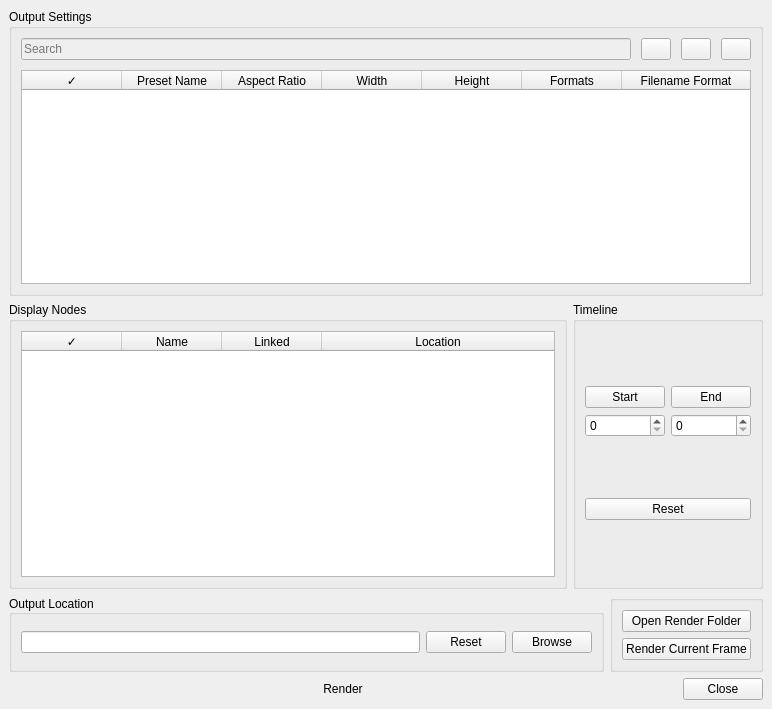
Above: code/EZRender.ui from VisualDroids/EZ-Render-for-Toonboom-Harmony before the change. Below: the same form after it.
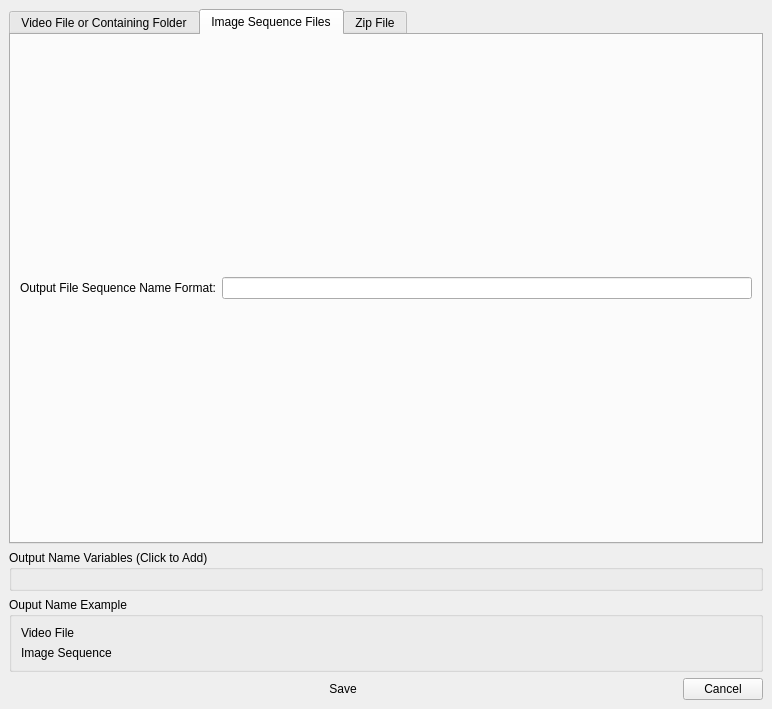
That is the form after the change. Icons and pictures are not drawn.

The edit to the form file:
```diff
--- a/code/EZRender.ui
+++ b/code/EZRender.ui
@@ -17,7 +17,7 @@
    <string notr="true"/>
   </property>
   <property name="currentIndex">
-   <number>0</number>
+   <number>2</number>
   </property>
   <widget class="QWidget" name="main">
    <layout class="QVBoxLayout" name="verticalLayout">
@@ -178,7 +178,12 @@
              </column>
              <column>
               <property name="text">
-               <string>Filename Format</string>
+               <string>Output Name Format</string>
+              </property>
+             </column>
+             <column>
+              <property name="text">
+               <string>Zip</string>
               </property>
              </column>
             </widget>
@@ -799,6 +804,170 @@
     </item>
    </layout>
   </widget>
+  <widget class="QWidget" name="filenameEditor">
+   <layout class="QVBoxLayout" name="verticalLayout_13">
+    <item>
+     <widget class="QTabWidget" name="presetOutputNameEditor">
+      <property name="currentIndex">
+       <number>1</number>
+      </property>
+      <widget class="QWidget" name="videofile">
+       <attribute name="title">
+        <string>Video File or Containing Folder</string>
+       </attribute>
+       <layout class="QVBoxLayout" name="verticalLayout_14">
+        <item>
+         <layout class="QGridLayout" name="gridLayout_13">
+          <item row="0" column="0">
+           <widget class="QLabel" name="label_5">
+            <property name="text">
+             <string>Output Name Format:</string>
+            </property>
+           </widget>
+          </item>
+          <item row="0" column="1">
+           <widget class="QLineEdit" name="outputNameField">
+            <property name="maxLength">
+             <number>250</number>
+            </property>
+            <property name="alignment">
+             <set>Qt::AlignCenter</set>
+            </property>
+            <property name="clearButtonEnabled">
+             <bool>true</bool>
+            </property>
+           </widget>
+          </item>
+         </layout>
+        </item>
+       </layout>
+      </widget>
+      <widget class="QWidget" name="imgseq">
+       <attribute name="title">
+        <string>Image Sequence Files</string>
+       </attribute>
+       <layout class="QVBoxLayout" name="verticalLayout_16">
+        <item>
+         <layout class="QGridLayout" name="gridLayout_4">
+          <item row="0" column="0">
+           <widget class="QLabel" name="label_6">
+            <property name="text">
+             <string>Output File Sequence Name Format:</string>
+            </property>
+           </widget>
+          </item>
+          <item row="0" column="1">
+           <widget class="QLineEdit" name="outputSeqNameField">
+            <property name="alignment">
+             <set>Qt::AlignCenter</set>
+            </property>
+            <property name="clearButtonEnabled">
+             <bool>true</bool>
+            </property>
+           </widget>
+          </item>
+         </layout>
+        </item>
+       </layout>
+      </widget>
+      <widget class="QWidget" name="zipfile">
+       <attribute name="title">
+        <string>Zip File</string>
+       </attribute>
+       <layout class="QVBoxLayout" name="verticalLayout_15">
+        <item>
+         <layout class="QGridLayout" name="gridLayout_8"/>
+        </item>
+       </layout>
+      </widget>
+     </widget>
+    </item>
+    <item>
+     <widget class="QGroupBox" name="filenameTags">
+      <property name="title">
+       <string>Output Name Variables (Click to Add)</string>
+      </property>
+      <layout class="QGridLayout" name="gridLayout_3"/>
+     </widget>
+    </item>
+    <item>
+     <widget class="QGroupBox" name="outputName">
+      <property name="title">
+       <string>Ouput Name Example</string>
+      </property>
+      <layout class="QGridLayout" name="gridLayout_9">
+       <item row="0" column="1">
+        <widget class="QLabel" name="outputNameExample">
+         <property name="text">
+          <string/>
+         </property>
+        </widget>
+       </item>
+       <item row="1" column="0">
+        <widget class="QLabel" name="label_8">
+         <property name="text">
+          <string>Image Sequence</string>
+         </property>
+        </widget>
+       </item>
+       <item row="0" column="0">
+        <widget class="QLabel" name="label_7">
+         <property name="text">
+          <string>Video File</string>
+         </property>
+        </widget>
+       </item>
+       <item row="1" column="1">
+        <widget class="QLabel" name="outputSeqNameExample">
+         <property name="text">
+          <string/>
+         </property>
+        </widget>
+       </item>
+      </layout>
+     </widget>
+    </item>
+    <item>
+     <layout class="QHBoxLayout" name="horizontalLayout_6">
+      <item>
+       <widget class="QPushButton" name="filenameSave">
+        <property name="sizePolicy">
+         <sizepolicy hsizetype="Minimum" vsizetype="Minimum">
+          <horstretch>0</horstretch>
+          <verstretch>0</verstretch>
+         </sizepolicy>
+        </property>
+        <property name="inputMethodHints">
+         <set>Qt::ImhNoPredictiveText</set>
+        </property>
+        <property name="text">
+         <string>Save</string>
+        </property>
+        <property name="autoDefault">
+         <bool>true</bool>
+        </property>
+        <property name="flat">
+         <bool>true</bool>
+        </property>
+       </widget>
+      </item>
+      <item>
+       <widget class="QPushButton" name="filenameGoBack">
+        <property name="sizePolicy">
+         <sizepolicy hsizetype="Maximum" vsizetype="Fixed">
+          <horstretch>0</horstretch>
+          <verstretch>0</verstretch>
+         </sizepolicy>
+        </property>
+        <property name="text">
+         <string>Cancel</string>
+        </property>
+       </widget>
+      </item>
+     </layout>
+    </item>
+   </layout>
+  </widget>
   <widget class="QWidget" name="progress">
    <layout class="QVBoxLayout" name="verticalLayout_8">
     <item>
```
Left out of the diff: 12 changed lines with no effect on the pictures.
